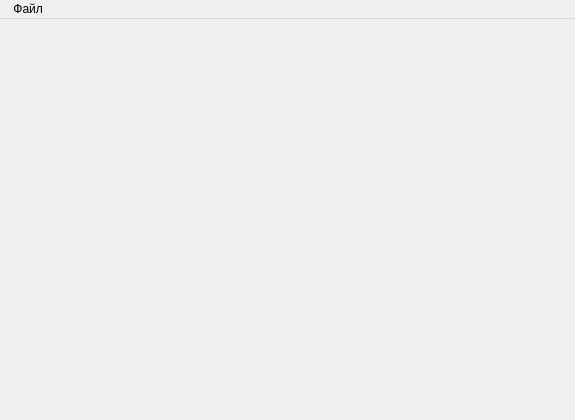
Qt form GUI/designer/MainWindow.ui (WhiteFox123c/Viewer) before a commit.
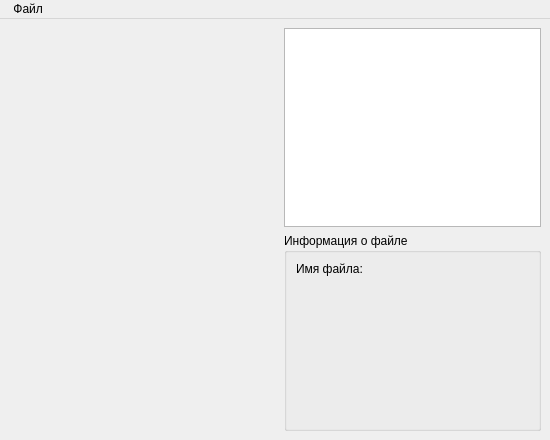
The same form after that commit.

Diff of the .ui file:
```diff
--- a/GUI/designer/MainWindow.ui
+++ b/GUI/designer/MainWindow.ui
@@ -6,39 +6,115 @@
    <rect>
     <x>0</x>
     <y>0</y>
-    <width>575</width>
-    <height>420</height>
+    <width>550</width>
+    <height>440</height>
    </rect>
   </property>
   <property name="windowTitle">
    <string>Hello world</string>
   </property>
-  <property name="toolButtonStyle">
-   <enum>Qt::ToolButtonIconOnly</enum>
-  </property>
-  <property name="documentMode">
-   <bool>false</bool>
+  <property name="styleSheet">
+   <string notr="true"/>
   </property>
   <property name="unifiedTitleAndToolBarOnMac">
    <bool>true</bool>
   </property>
-  <widget class="QWidget" name="centralwidget"/>
-  <widget class="QMenuBar" name="menuBar">
+  <widget class="QWidget" name="CentralContentWidget">
+   <layout class="QHBoxLayout" name="CentralContentWidgetLayout">
+    <property name="spacing">
+     <number>0</number>
+    </property>
+    <property name="leftMargin">
+     <number>0</number>
+    </property>
+    <property name="topMargin">
+     <number>0</number>
+    </property>
+    <property name="rightMargin">
+     <number>0</number>
+    </property>
+    <property name="bottomMargin">
+     <number>0</number>
+    </property>
+    <item>
+     <widget class="QWidget" name="LeftColumnWidget" native="true">
+      <property name="sizePolicy">
+       <sizepolicy hsizetype="Preferred" vsizetype="Preferred">
+        <horstretch>1</horstretch>
+        <verstretch>0</verstretch>
+       </sizepolicy>
+      </property>
+     </widget>
+    </item>
+    <item>
+     <widget class="QWidget" name="RightColumnWidget" native="true">
+      <property name="sizePolicy">
+       <sizepolicy hsizetype="Preferred" vsizetype="Preferred">
+        <horstretch>1</horstretch>
+        <verstretch>0</verstretch>
+       </sizepolicy>
+      </property>
+      <layout class="QVBoxLayout" name="RightColumnWidgetLayout">
+       <item>
+        <widget class="QGraphicsView" name="FilePreviewGraphicsView">
+         <property name="sizePolicy">
+          <sizepolicy hsizetype="Expanding" vsizetype="Expanding">
+           <horstretch>0</horstretch>
+           <verstretch>1</verstretch>
+          </sizepolicy>
+         </property>
+        </widget>
+       </item>
+       <item>
+        <widget class="QGroupBox" name="FileInfoGroupBox">
+         <property name="sizePolicy">
+          <sizepolicy hsizetype="Preferred" vsizetype="Preferred">
+           <horstretch>0</horstretch>
+           <verstretch>1</verstretch>
+          </sizepolicy>
+         </property>
+         <property name="title">
+          <string>Информация о файле</string>
+         </property>
+         <layout class="QFormLayout" name="FileInfoGroupBoxLayout">
+          <item row="0" column="0">
+           <widget class="QLabel" name="TitleFileNameLabel">
+            <property name="text">
+             <string>Имя файла:</string>
+            </property>
+           </widget>
+          </item>
+          <item row="0" column="1">
+           <widget class="QLabel" name="FileNameLabel">
+            <property name="text">
+             <string/>
+            </property>
+           </widget>
+          </item>
+         </layout>
+        </widget>
+       </item>
+      </layout>
+     </widget>
+    </item>
+   </layout>
+  </widget>
+  <widget class="QMenuBar" name="MenuBar">
    <property name="geometry">
     <rect>
      <x>0</x>
      <y>0</y>
-     <width>575</width>
-     <height>22</height>
+     <width>550</width>
+     <height>21</height>
     </rect>
    </property>
-   <widget class="QMenu" name="menuFile">
+   <widget class="QMenu" name="FileMenu">
     <property name="title">
      <string> Файл</string>
     </property>
     <addaction name="actionOpen"/>
    </widget>
-   <addaction name="menuFile"/>
+   <addaction name="FileMenu"/>
   </widget>
   <action name="actionOpen">
    <property name="text">
```
Left out of the diff: 4 changed lines with no effect on the pictures.
